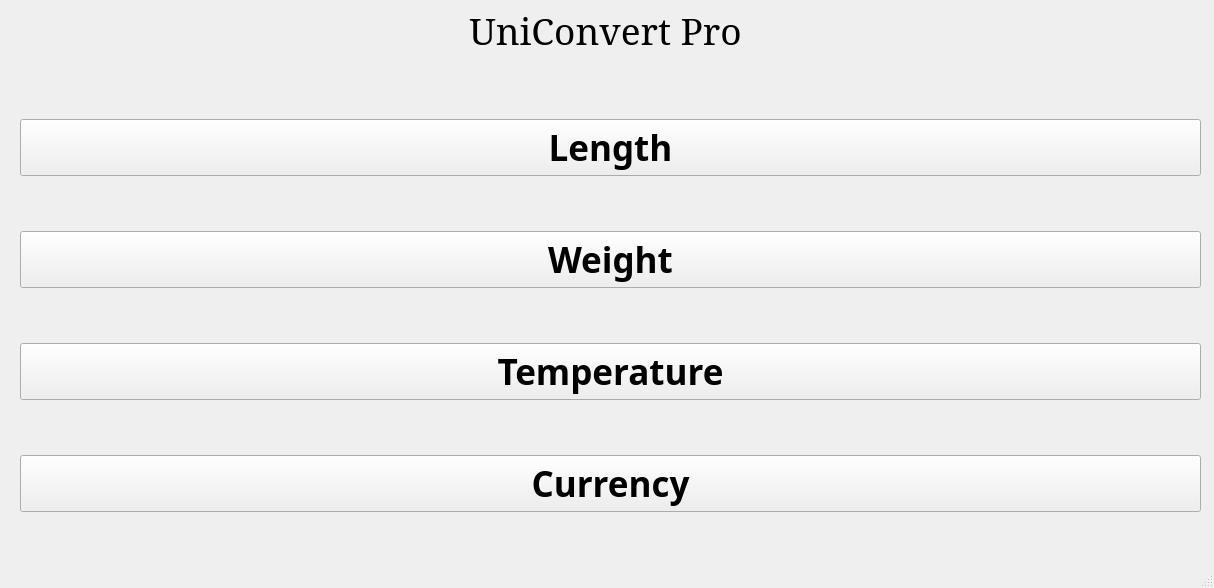
First picture: the form in UnitConverter/mainwindow.ui, repository Jacob-Dong7/Unit-Converter, before the edit.
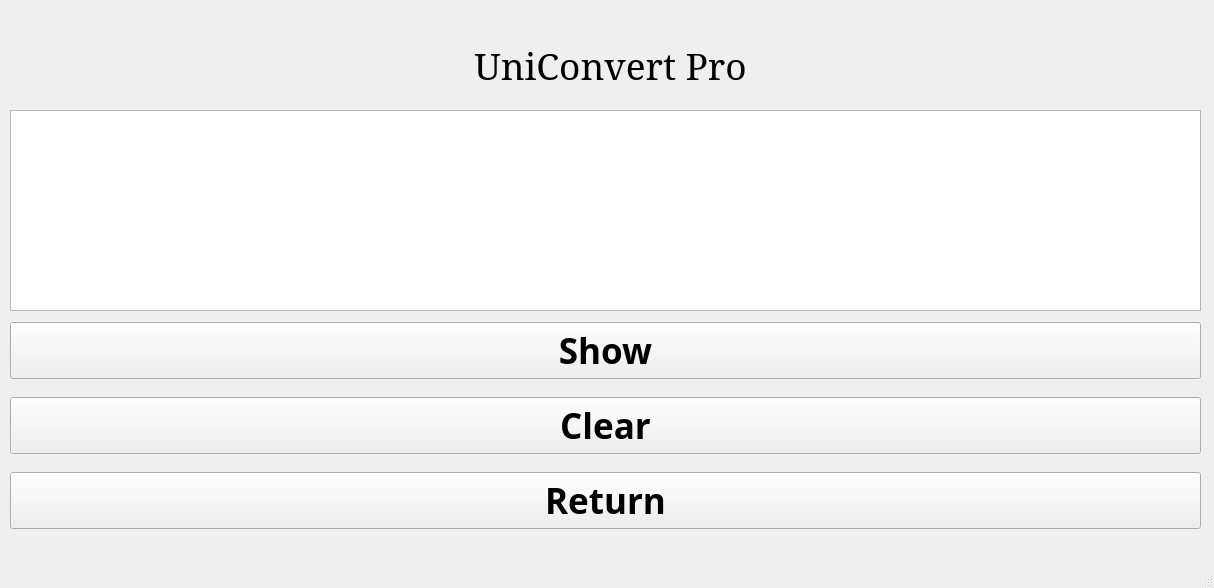
Second picture: the form after the edit. The open tabs and pages were chosen to show the change. Custom widgets are drawn as their Qt base class.

Commit message: feat: added history system

```diff
--- a/UnitConverter/mainwindow.ui
+++ b/UnitConverter/mainwindow.ui
@@ -1044,6 +1044,98 @@
       </layout>
      </widget>
     </widget>
+    <widget class="QWidget" name="history">
+     <widget class="QLabel" name="label_6">
+      <property name="geometry">
+       <rect>
+        <x>20</x>
+        <y>-10</y>
+        <width>1181</width>
+        <height>151</height>
+       </rect>
+      </property>
+      <property name="font">
+       <font>
+        <family>Elephant</family>
+        <pointsize>28</pointsize>
+        <bold>false</bold>
+       </font>
+      </property>
+      <property name="frameShape">
+       <enum>QFrame::Shape::NoFrame</enum>
+      </property>
+      <property name="text">
+       <string>UniConvert Pro</string>
+      </property>
+      <property name="alignment">
+       <set>Qt::AlignmentFlag::AlignCenter</set>
+      </property>
+     </widget>
+     <widget class="QTextBrowser" name="txtHistory">
+      <property name="geometry">
+       <rect>
+        <x>10</x>
+        <y>110</y>
+        <width>1191</width>
+        <height>201</height>
+       </rect>
+      </property>
+     </widget>
+     <widget class="QWidget" name="">
+      <property name="geometry">
+       <rect>
+        <x>10</x>
+        <y>310</y>
+        <width>1191</width>
+        <height>231</height>
+       </rect>
+      </property>
+      <layout class="QVBoxLayout" name="verticalLayout_6">
+       <item>
+        <widget class="QPushButton" name="btnShow">
+         <property name="font">
+          <font>
+           <family>Rockwell</family>
+           <pointsize>26</pointsize>
+           <bold>true</bold>
+          </font>
+         </property>
+         <property name="text">
+          <string>Show</string>
+         </property>
+        </widget>
+       </item>
+       <item>
+        <widget class="QPushButton" name="btnClearHistory">
+         <property name="font">
+          <font>
+           <family>Rockwell</family>
+           <pointsize>26</pointsize>
+           <bold>true</bold>
+          </font>
+         </property>
+         <property name="text">
+          <string>Clear</string>
+         </property>
+        </widget>
+       </item>
+       <item>
+        <widget class="QPushButton" name="btnReturnHis">
+         <property name="font">
+          <font>
+           <family>Rockwell</family>
+           <pointsize>26</pointsize>
+           <bold>true</bold>
+          </font>
+         </property>
+         <property name="text">
+          <string>Return</string>
+         </property>
+        </widget>
+       </item>
+      </layout>
+     </widget>
+    </widget>
    </widget>
   </widget>
   <widget class="QMenuBar" name="menubar">
```
Left out of the diff: 16 changed lines with no effect on the pictures. The commit also changes 73 other files.
